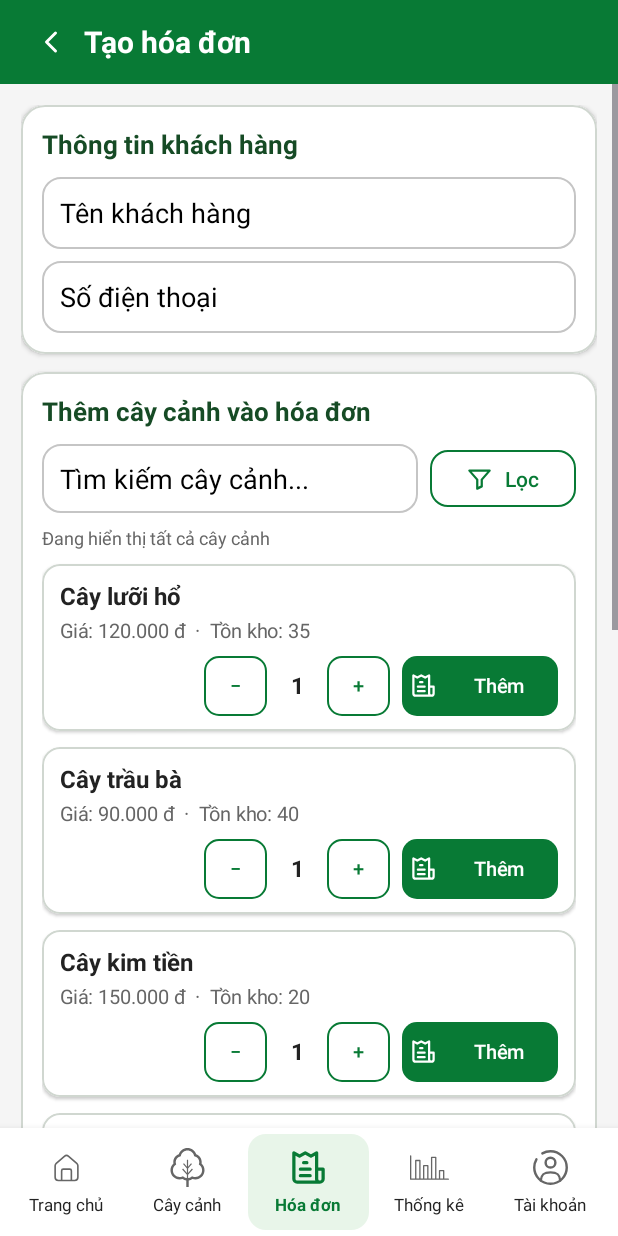
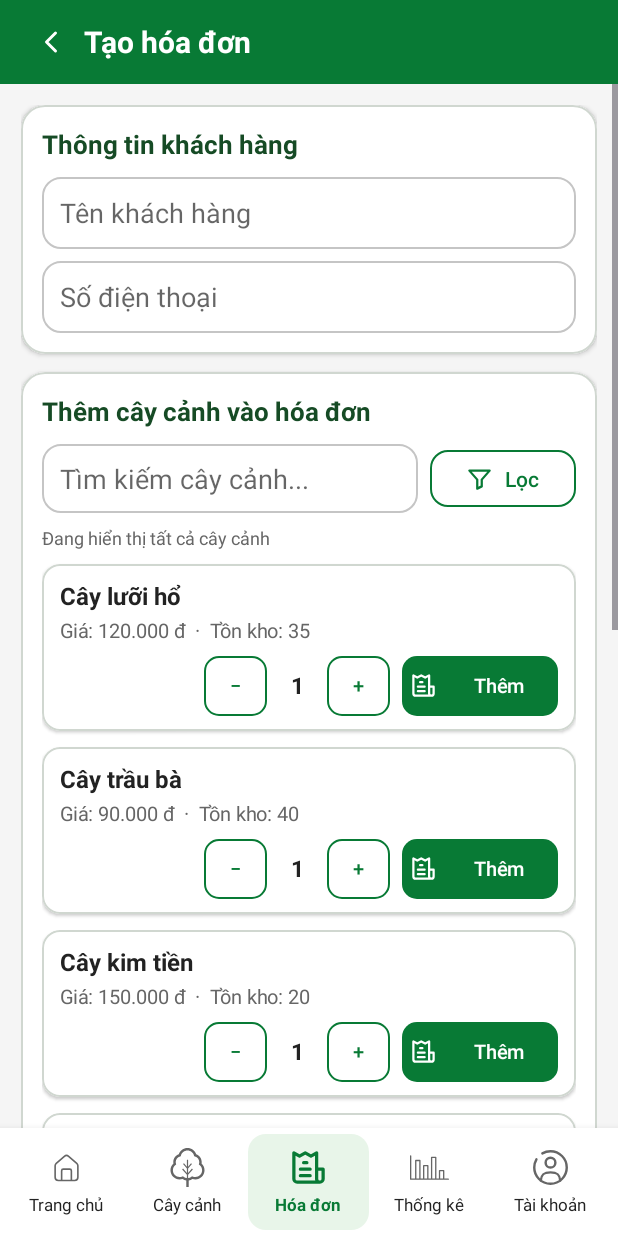
Before and after one commit to cocngk/QuanLyCayCanh, an Android app: the CreateInvoiceActivity screen opened directly, with no data from a screen before it, on a phone screen of 412 x 824 dp. Run offline under Robolectric (Android 15) with nearby library versions, the phone set to English and light mode, and no system bars.

Commit message:
ui: darken input text and soften hints

```diff
--- a/app/src/main/res/layout/activity_change_password.xml
+++ b/app/src/main/res/layout/activity_change_password.xml
@@ -96,7 +96,7 @@
                     android:background="@android:color/transparent"
                     android:hint="Nhập mật khẩu hiện tại"
                     android:inputType="textPassword"
-                    android:textSize="15sp"/>
+                    android:textSize="15sp" android:textColor="@color/black" android:textColorHint="@color/input_hint" />
 
                 <ImageView
                     android:id="@+id/imgOldEye"
@@ -134,7 +134,7 @@
                     android:background="@android:color/transparent"
                     android:hint="Nhập mật khẩu mới"
                     android:inputType="textPassword"
-                    android:textSize="15sp"/>
+                    android:textSize="15sp" android:textColor="@color/black" android:textColorHint="@color/input_hint" />
 
                 <ImageView
                     android:id="@+id/imgNewEye"
@@ -172,7 +172,7 @@
                     android:background="@android:color/transparent"
                     android:hint="Nhập lại mật khẩu mới"
                     android:inputType="textPassword"
-                    android:textSize="15sp"/>
+                    android:textSize="15sp" android:textColor="@color/black" android:textColorHint="@color/input_hint" />
 
                 <ImageView
                     android:id="@+id/imgConfirmEye"
--- a/app/src/main/res/layout/activity_create_invoice.xml
+++ b/app/src/main/res/layout/activity_create_invoice.xml
@@ -81,8 +81,8 @@
                         android:inputType="textPersonName|textCapWords"
                         android:paddingHorizontal="12dp"
                         android:singleLine="true"
-                        android:textColor="@color/text_primary"
-                        android:textColorHint="@color/black" />
+                        android:textColor="@color/black"
+                        android:textColorHint="@color/input_hint" />
 
                     <EditText
                         android:id="@+id/etCustomerPhone"
@@ -93,8 +93,8 @@
                         android:inputType="phone"
                         android:paddingHorizontal="12dp"
                         android:singleLine="true"
-                        android:textColor="@color/text_primary"
-                        android:textColorHint="@color/black" />
+                        android:textColor="@color/black"
+                        android:textColorHint="@color/input_hint" />
                 </LinearLayout>
             </com.google.android.material.card.MaterialCardView>
 
@@ -140,8 +140,8 @@
                             android:inputType="text"
                             android:paddingHorizontal="12dp"
                             android:singleLine="true"
-                            android:textColor="@color/text_primary"
-                            android:textColorHint="@color/black" />
+                            android:textColor="@color/black"
+                            android:textColorHint="@color/input_hint" />
 
                         <com.google.android.material.button.MaterialButton
                             android:id="@+id/btnFilterPlants"
--- a/app/src/main/res/layout/activity_invoice_management.xml
+++ b/app/src/main/res/layout/activity_invoice_management.xml
@@ -112,8 +112,8 @@
                 android:inputType="text"
                 android:paddingHorizontal="14dp"
                 android:singleLine="true"
-                android:textColor="@color/text_primary"
-                android:textColorHint="@color/black" />
+                android:textColor="@color/black"
+                android:textColorHint="@color/input_hint" />
 
             <HorizontalScrollView
                 android:layout_width="match_parent"
--- a/app/src/main/res/layout/activity_login.xml
+++ b/app/src/main/res/layout/activity_login.xml
@@ -46,7 +46,7 @@
             android:drawableTint="#444444"
             android:padding="15dp"
             android:singleLine="true"
-            android:textSize="16sp"/>
+            android:textSize="16sp" android:textColor="@color/black" android:textColorHint="@color/input_hint" />
 
         <!-- MẬT KHẨU -->
         <LinearLayout
@@ -75,7 +75,7 @@
                 android:hint="Mật khẩu"
                 android:inputType="textPassword"
                 android:singleLine="true"
-                android:textSize="16sp"/>
+                android:textSize="16sp" android:textColor="@color/black" android:textColorHint="@color/input_hint" />
 
             <ImageView
                 android:id="@+id/imgEye"
--- a/app/src/main/res/layout/activity_main.xml
+++ b/app/src/main/res/layout/activity_main.xml
@@ -117,7 +117,7 @@
                         android:hint="Tìm kiếm cây cảnh..."
                         android:paddingStart="9dp"
                         android:singleLine="true"
-                        android:textSize="14sp"/>
+                        android:textSize="14sp" android:textColor="@color/black" android:textColorHint="@color/input_hint" />
 
                 </LinearLayout>
 
--- a/app/src/main/res/layout/activity_plant_management.xml
+++ b/app/src/main/res/layout/activity_plant_management.xml
@@ -34,8 +34,8 @@
             android:layout_height="match_parent" android:layout_weight="1"
             android:layout_marginStart="10dp" android:background="@android:color/transparent"
             android:singleLine="true" android:hint="Tìm kiếm cây cảnh..."
-            android:textSize="14sp" android:textColor="@color/text_primary"
-            android:textColorHint="@color/black"
+            android:textSize="14sp" android:textColor="@color/black"
+            android:textColorHint="@color/input_hint"
             android:inputType="textCapSentences" />
     </LinearLayout>
 
--- a/app/src/main/res/layout/activity_profile.xml
+++ b/app/src/main/res/layout/activity_profile.xml
@@ -77,7 +77,7 @@
                 android:paddingHorizontal="15dp"
                 android:hint="Nhập họ và tên"
                 android:inputType="textPersonName"
-                android:textSize="15sp"/>
+                android:textSize="15sp" android:textColor="@color/black" android:textColorHint="@color/input_hint" />
 
             <TextView
                 android:layout_width="match_parent"
@@ -96,7 +96,7 @@
                 android:paddingHorizontal="15dp"
                 android:hint="Nhập email"
                 android:inputType="textEmailAddress"
-                android:textSize="15sp"/>
+                android:textSize="15sp" android:textColor="@color/black" android:textColorHint="@color/input_hint" />
 
             <TextView
                 android:layout_width="match_parent"
@@ -116,7 +116,7 @@
                 android:hint="Nhập số điện thoại"
                 android:inputType="phone"
                 android:maxLength="10"
-                android:textSize="15sp"/>
+                android:textSize="15sp" android:textColor="@color/black" android:textColorHint="@color/input_hint" />
 
             <Button
                 android:id="@+id/btnSaveProfile"
--- a/app/src/main/res/values-night/themes.xml
+++ b/app/src/main/res/values-night/themes.xml
@@ -4,7 +4,7 @@
         <item name="colorPrimary">@color/green_primary</item>
         <item name="colorOnPrimary">@color/white</item>
         <item name="colorSecondary">@color/green_primary</item>
-        <item name="android:textColorHint">@color/black</item>
+        <item name="android:textColorHint">@color/input_hint</item>
 
         <!-- Customize your dark theme here. -->
         <!-- <item name="colorPrimary">@color/my_dark_primary</item> -->
--- a/app/src/main/res/values/colors.xml
+++ b/app/src/main/res/values/colors.xml
@@ -10,5 +10,6 @@
     <color name="danger">#E53935</color>
     <color name="text_primary">#222222</color>
     <color name="text_secondary">#666666</color>
+    <color name="input_hint">#99000000</color>
     <color name="input_border">#D0D7D0</color>
 </resources>
--- a/app/src/main/res/values/themes.xml
+++ b/app/src/main/res/values/themes.xml
@@ -4,7 +4,7 @@
         <item name="colorPrimary">@color/green_primary</item>
         <item name="colorOnPrimary">@color/white</item>
         <item name="colorSecondary">@color/green_primary</item>
-        <item name="android:textColorHint">@color/black</item>
+        <item name="android:textColorHint">@color/input_hint</item>
 
         <!-- Customize your light theme here. -->
         <!-- <item name="colorPrimary">@color/my_light_primary</item> -->
```
Also changed, not shown: app/src/main/res/layout/activity_add_edit_plant.xml (+4 -4 lines), app/src/main/res/layout/activity_register.xml (+4 -4 lines).
